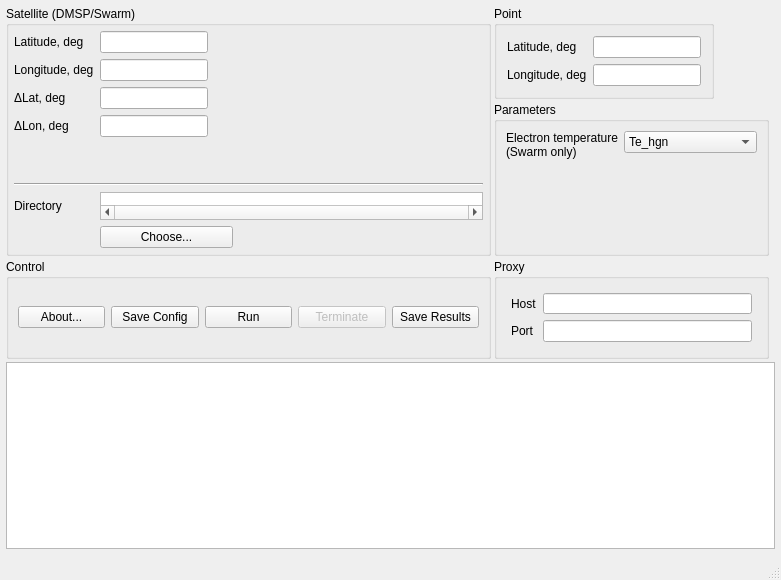
First picture: the form in ui/MainWnd.ui, repository Albom/DMSP_Pass, before the edit.
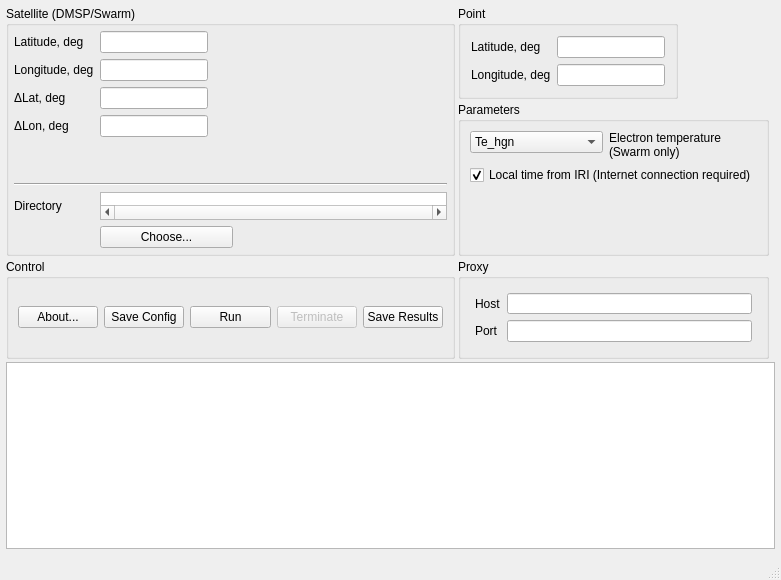
Second picture: the form after the edit.

Commit message: Local time is optional parameter now

```diff
--- a/ui/MainWnd.ui
+++ b/ui/MainWnd.ui
@@ -639,14 +639,6 @@
            <item>
             <layout class="QFormLayout" name="formLayout">
              <item row="0" column="0">
-              <widget class="QLabel" name="label_10">
-               <property name="text">
-                <string>Electron temperature 
-(Swarm only)</string>
-               </property>
-              </widget>
-             </item>
-             <item row="0" column="1">
               <widget class="QComboBox" name="electronTemperatureComboBox">
                <property name="sizePolicy">
                 <sizepolicy hsizetype="Fixed" vsizetype="Fixed">
@@ -683,6 +675,24 @@
                </item>
               </widget>
              </item>
+             <item row="0" column="1">
+              <widget class="QLabel" name="label_10">
+               <property name="text">
+                <string>Electron temperature 
+(Swarm only)</string>
+               </property>
+              </widget>
+             </item>
+             <item row="1" column="0" colspan="2">
+              <widget class="QCheckBox" name="checkLocalTime">
+               <property name="text">
+                <string>Local time from IRI (Internet connection required)</string>
+               </property>
+               <property name="checked">
+                <bool>true</bool>
+               </property>
+              </widget>
+             </item>
             </layout>
            </item>
           </layout>
```
The commit also changes 1 other file.
